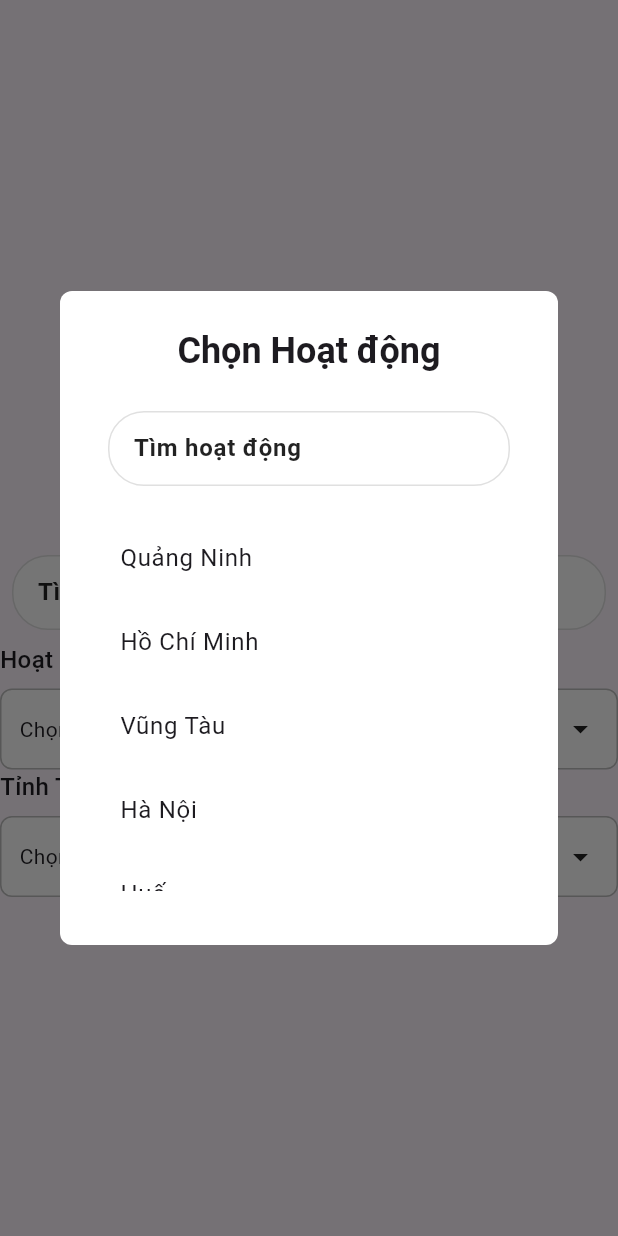
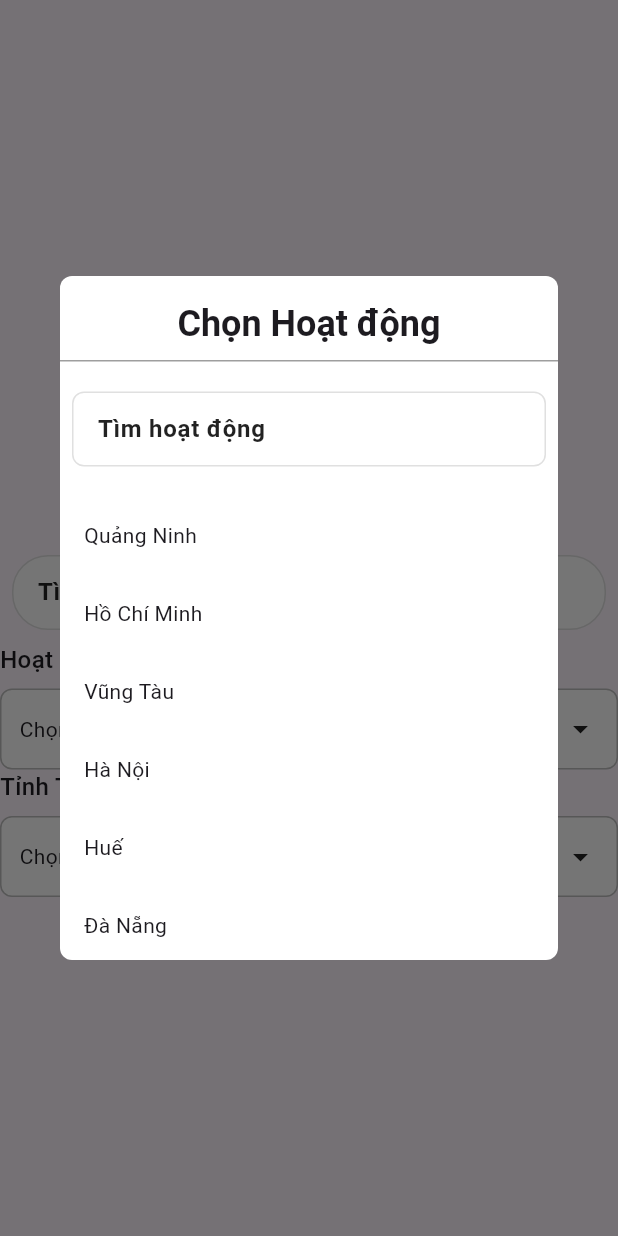
Before and after one commit to nppnam05/booking_tour_flutter, a Flutter app: the screen it shows after launch, after a tap on an icon or button, on a phone screen of 412 x 824 dp. Run offline on Flutter 3.47's test engine with Material 3 defaults, Android fonts, the phone set to English and light mode, and no system bars; our stand-ins replace cloud_firestore, dartz, dio, equatable, firebase_core, flutter_bloc and 5 more; missing offline and left inert: awesome_dio_interceptor, dart:ffi; accounts and stored records are empty; generated files the repository leaves out were written again.

Commit message:
fix dialog scroll

```diff
--- a/lib/presentation/widget_use_for_many_screen/spiner_widget/select_dialog/select_dialog.dart
+++ b/lib/presentation/widget_use_for_many_screen/spiner_widget/select_dialog/select_dialog.dart
@@ -56,6 +56,8 @@ class _SelectDialogState extends State<SelectDialog> {
             shape: RoundedRectangleBorder(
               borderRadius: BorderRadius.circular(8),
             ),
+            titlePadding: const EdgeInsets.fromLTRB(16, 16, 16, 8),
+            contentPadding: EdgeInsets.zero,
             title: Text(
               'Chọn ${state.title}',
               textAlign: TextAlign.center,
@@ -63,13 +65,16 @@ class _SelectDialogState extends State<SelectDialog> {
             ),
             content: SizedBox(
               width: double.maxFinite,
-              height: 340,
+              height: 400,
               child: Column(
                 children: [
+                  const Divider(height: 1, color: Colors.grey),
+                  const SizedBox(height: 12),
                   SearchBarWidget(
                     controller: _searchController,
                     hintText: 'Tìm ${state.title.toLowerCase()}',
                     onChanged: cubit.updateSearch,
+                    borderRadius: 8,
                     onClear: () {
                       _searchController.clear();
                       cubit.clearSearch();
@@ -77,45 +82,79 @@ class _SelectDialogState extends State<SelectDialog> {
                   ),
                   const SizedBox(height: 12),
                   Expanded(
+                    child: ClipRect(
+                      clipBehavior: Clip.hardEdge,
                       child: ListView.builder(
+                        padding: EdgeInsets.zero,
+                        clipBehavior: Clip.hardEdge,
+                        physics: const ClampingScrollPhysics(),
                         itemCount: state.filteredOptions.length,
                         itemBuilder: (context, index) {
                           final item = state.filteredOptions[index];
                           final selected = state.selected.contains(item);
-                        return ListTile(
-                          title: Text(item),
-                          tileColor:
-                              selected ? Colors.green.withOpacity(0.2) : null,
-                          trailing:
+                          return Material(
+                            color:
                                 selected
-                                  ? const Icon(Icons.check, color: Colors.green)
-                                  : null,
+                                    ? Colors.green.withOpacity(0.2)
+                                    : Colors.transparent,
+                            child: InkWell(
                               onTap: () {
                                 cubit.toggleItem(item);
                                 if (widget.mode == SelectMode.single) {
                                   Navigator.pop(context, [item]);
                                 }
                               },
+                              child: Container(
+                                padding: const EdgeInsets.symmetric(
+                                  horizontal: 16,
+                                  vertical: 16,
+                                ),
+                                child: Row(
+                                  children: [
+                                    Expanded(child: Text(item)),
+                                    if (selected)
+                                      const Icon(
+                                        Icons.check,
+                                        color: Colors.green,
+                                      ),
+                                  ],
+                                ),
+                              ),
+                            ),
                           );
                         },
                       ),
                     ),
+                  ),
+                  if (widget.mode == SelectMode.multiple) ...[
                     const SizedBox(height: 12),
-                  if (widget.mode == SelectMode.multiple)
-                    Row(
-                      mainAxisAlignment: MainAxisAlignment.spaceEvenly,
+                    const Divider(height: 1, color: Colors.grey),
+                    const SizedBox(height: 12),
+                    Padding(
+                      padding: const EdgeInsets.symmetric(horizontal: 16),
+                      child: Row(
+                        mainAxisAlignment: MainAxisAlignment.end,
                         children: [
                           ElevatedButton(
                             style: ElevatedButton.styleFrom(
                               backgroundColor: Colors.green,
+                              foregroundColor: Colors.white,
+                              shape: RoundedRectangleBorder(
+                                borderRadius: BorderRadius.circular(8),
+                              ),
                             ),
                             onPressed:
                                 () => Navigator.pop(context, state.selected),
                             child: const Text('Xác nhận'),
                           ),
+                          const SizedBox(width: 12),
                           ElevatedButton(
                             style: ElevatedButton.styleFrom(
                               backgroundColor: Colors.red,
+                              foregroundColor: Colors.white,
+                              shape: RoundedRectangleBorder(
+                                borderRadius: BorderRadius.circular(8),
+                              ),
                             ),
                             onPressed:
                                 () => Navigator.pop(
@@ -126,6 +165,9 @@ class _SelectDialogState extends State<SelectDialog> {
                           ),
                         ],
                       ),
+                    ),
+                    const SizedBox(height: 12),
+                  ],
                 ],
               ),
             ),
--- a/lib/presentation/widget_use_for_many_screen/test_button_choose_img_screen.dart
+++ b/lib/presentation/widget_use_for_many_screen/test_button_choose_img_screen.dart
@@ -4,7 +4,6 @@ import 'package:booking_tour_flutter/presentation/widget_use_for_many_screen/del
 import 'package:booking_tour_flutter/presentation/widget_use_for_many_screen/spiner_widget/dropdown_widget.dart';
 import 'package:booking_tour_flutter/presentation/widget_use_for_many_screen/pick_image_button/pick_image_button.dart';
 import 'package:booking_tour_flutter/presentation/widget_use_for_many_screen/search_bar_widget.dart';
-import 'package:booking_tour_flutter/presentation/widget_use_for_many_screen/spiner_widget/select_dialog/select_dialog.dart';
 import 'package:booking_tour_flutter/presentation/widget_use_for_many_screen/spiner_widget/select_dialog/select_dialog_cubit.dart';
 import 'package:flutter/material.dart';
 import 'package:image_picker/image_picker.dart';
@@ -63,6 +62,9 @@ class _TestScreenState extends State<TestScreen> {
                 'Vũng Tàu',
                 'Hà Nội',
                 'Huế',
+                "Đà Nẵng",
+                'Bình Dương',
+                'Cần Thơ',
               ],
               onChanged: (values) {
                 debugPrint('Đã chọn: $values');
```
Lines whose indentation alone changed are shown as unchanged.
